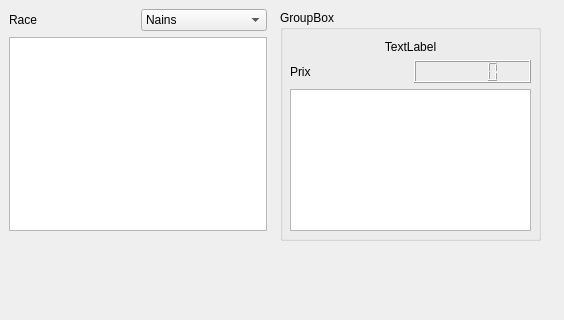
Old version of the form Lecture_BDD/LectureProfile.ui in the repository brock37/Mordheim; both pictures show x 0 to 564 and y 0 to 320 of the 564 by 599 pixel window.
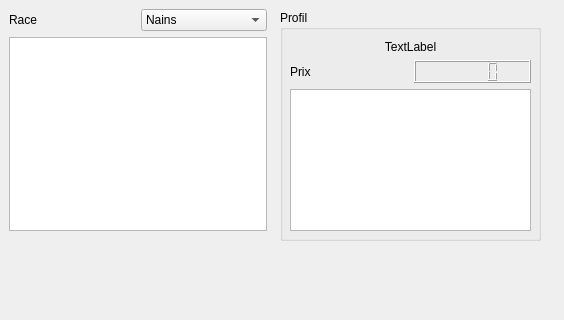
New version of the form.

```diff
--- a/Lecture_BDD/LectureProfile.ui
+++ b/Lecture_BDD/LectureProfile.ui
@@ -73,7 +73,7 @@
     </rect>
    </property>
    <property name="title">
-    <string>GroupBox</string>
+    <string>Profil</string>
    </property>
    <widget class="QWidget" name="verticalLayoutWidget_2">
     <property name="geometry">
```
Left out of the diff: 6 changed lines with no effect on the pictures.
